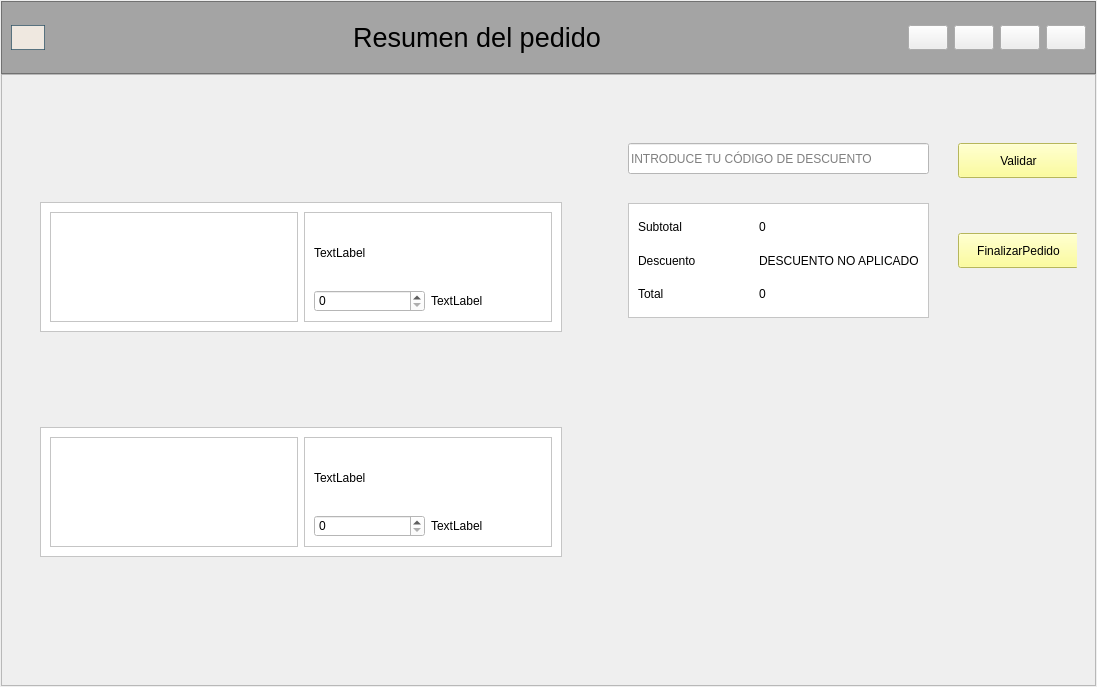
First picture: the form in Codigo/v4_ventanaUC.ui, repository cfmondelo/supermercado, before the edit.
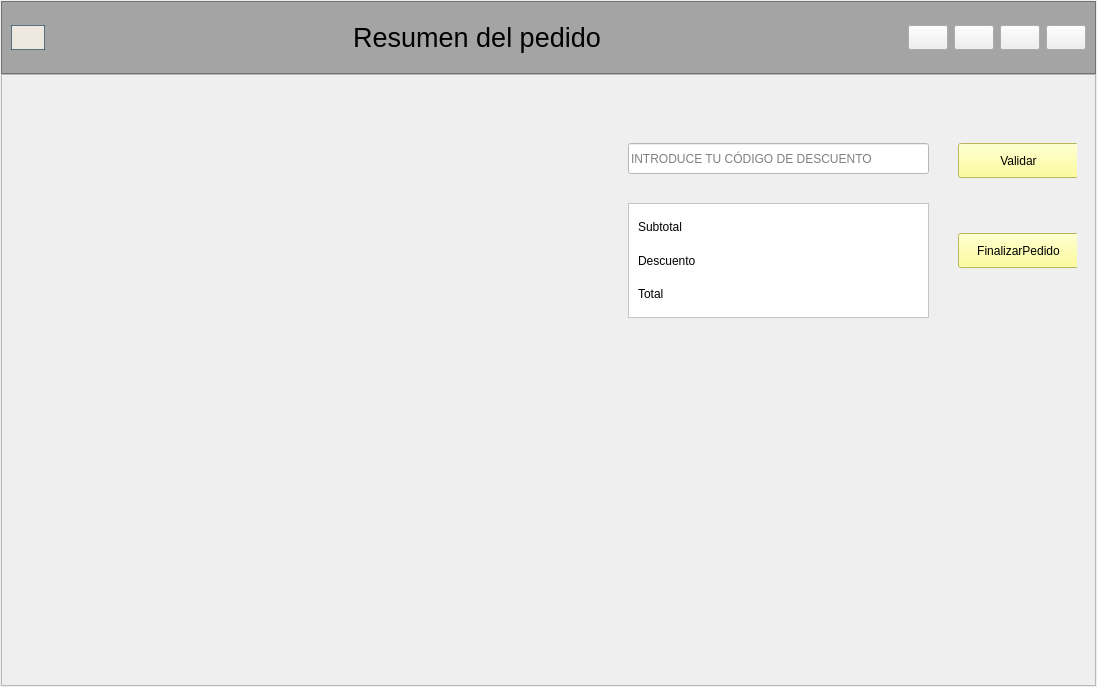
Second picture: the form after the edit. Icons and pictures are not drawn.

```diff
--- a/Codigo/v4_ventanaUC.ui
+++ b/Codigo/v4_ventanaUC.ui
@@ -335,152 +335,7 @@
                     <height>536</height>
                    </rect>
                   </property>
-                  <layout class="QVBoxLayout" name="verticalLayout_7">
-                   <item>
-                    <widget class="QFrame" name="frame_p_1">
-                     <property name="maximumSize">
-                      <size>
-                       <width>16777215</width>
-                       <height>130</height>
-                      </size>
-                     </property>
-                     <property name="styleSheet">
-                      <string notr="true">background-color: rgb(255, 255, 255);</string>
-                     </property>
-                     <property name="frameShape">
-                      <enum>QFrame::StyledPanel</enum>
-                     </property>
-                     <property name="frameShadow">
-                      <enum>QFrame::Raised</enum>
-                     </property>
-                     <layout class="QHBoxLayout" name="horizontalLayout_3">
-                      <item>
-                       <widget class="QFrame" name="frame_3">
-                        <property name="frameShape">
-                         <enum>QFrame::StyledPanel</enum>
-                        </property>
-                        <property name="frameShadow">
-                         <enum>QFrame::Raised</enum>
-                        </property>
-                        <layout class="QVBoxLayout" name="verticalLayout_5">
-                         <item>
-                          <widget class="QLabel" name="label_imagen">
-                           <property name="styleSheet">
-                            <string notr="true">border-image: url(:/Desayunos/z_desayuno1.jpg);</string>
-                           </property>
-                           <property name="text">
-                            <string/>
-                           </property>
-                          </widget>
-                         </item>
-                        </layout>
-                       </widget>
-                      </item>
-                      <item>
-                       <widget class="QFrame" name="frame_4">
-                        <property name="frameShape">
-                         <enum>QFrame::StyledPanel</enum>
-                        </property>
-                        <property name="frameShadow">
-                         <enum>QFrame::Raised</enum>
-                        </property>
-                        <layout class="QGridLayout" name="gridLayout_2">
-                         <item row="0" column="0" colspan="2">
-                          <widget class="QLabel" name="label_tituloProducto">
-                           <property name="text">
-                            <string>TextLabel</string>
-                           </property>
-                          </widget>
-                         </item>
-                         <item row="1" column="0">
-                          <widget class="QSpinBox" name="spinBox"/>
-                         </item>
-                         <item row="1" column="1">
-                          <widget class="QLabel" name="label_precioProducto">
-                           <property name="text">
-                            <string>TextLabel</string>
-                           </property>
-                          </widget>
-                         </item>
-                        </layout>
-                       </widget>
-                      </item>
-                     </layout>
-                    </widget>
-                   </item>
-                   <item>
-                    <widget class="QFrame" name="frame_p_2">
-                     <property name="maximumSize">
-                      <size>
-                       <width>16777215</width>
-                       <height>130</height>
-                      </size>
-                     </property>
-                     <property name="styleSheet">
-                      <string notr="true">background-color: rgb(255, 255, 255);</string>
-                     </property>
-                     <property name="frameShape">
-                      <enum>QFrame::StyledPanel</enum>
-                     </property>
-                     <property name="frameShadow">
-                      <enum>QFrame::Raised</enum>
-                     </property>
-                     <layout class="QHBoxLayout" name="horizontalLayout_4">
-                      <item>
-                       <widget class="QFrame" name="frame_5">
-                        <property name="frameShape">
-                         <enum>QFrame::StyledPanel</enum>
-                        </property>
-                        <property name="frameShadow">
-                         <enum>QFrame::Raised</enum>
-                        </property>
-                        <layout class="QVBoxLayout" name="verticalLayout_6">
-                         <item>
-                          <widget class="QLabel" name="label_imagen_2">
-                           <property name="styleSheet">
-                            <string notr="true">border-image: url(:/Desayunos/z_desayuno1.jpg);</string>
-                           </property>
-                           <property name="text">
-                            <string/>
-                           </property>
-                          </widget>
-                         </item>
-                        </layout>
-                       </widget>
-                      </item>
-                      <item>
-                       <widget class="QFrame" name="frame_6">
-                        <property name="frameShape">
-                         <enum>QFrame::StyledPanel</enum>
-                        </property>
-                        <property name="frameShadow">
-                         <enum>QFrame::Raised</enum>
-                        </property>
-                        <layout class="QGridLayout" name="gridLayout_3">
-                         <item row="0" column="0" colspan="2">
-                          <widget class="QLabel" name="label_tituloProducto_2">
-                           <property name="text">
-                            <string>TextLabel</string>
-                           </property>
-                          </widget>
-                         </item>
-                         <item row="1" column="0">
-                          <widget class="QSpinBox" name="spinBox_2"/>
-                         </item>
-                         <item row="1" column="1">
-                          <widget class="QLabel" name="label_precioProducto_2">
-                           <property name="text">
-                            <string>TextLabel</string>
-                           </property>
-                          </widget>
-                         </item>
-                        </layout>
-                       </widget>
-                      </item>
-                     </layout>
-                    </widget>
-                   </item>
-                  </layout>
+                  <layout class="QVBoxLayout" name="verticalLayout_7"/>
                  </widget>
                 </widget>
                </item>
@@ -585,7 +440,7 @@
                 <item row="0" column="2">
                  <widget class="QLabel" name="label_subtotal_5">
                   <property name="text">
-                   <string>0</string>
+                   <string>                                  </string>
                   </property>
                  </widget>
                 </item>
@@ -612,7 +467,7 @@
                 <item row="1" column="2">
                  <widget class="QLabel" name="label_subtotal_6">
                   <property name="text">
-                   <string>DESCUENTO NO APLICADO</string>
+                   <string>                                   </string>
                   </property>
                  </widget>
                 </item>
@@ -639,7 +494,7 @@
                 <item row="2" column="2">
                  <widget class="QLabel" name="label_subtotal_7">
                   <property name="text">
-                   <string>0</string>
+                   <string>                                   </string>
                   </property>
                  </widget>
                 </item>
```
Left out of the diff: 2 changed lines with no effect on the pictures.
